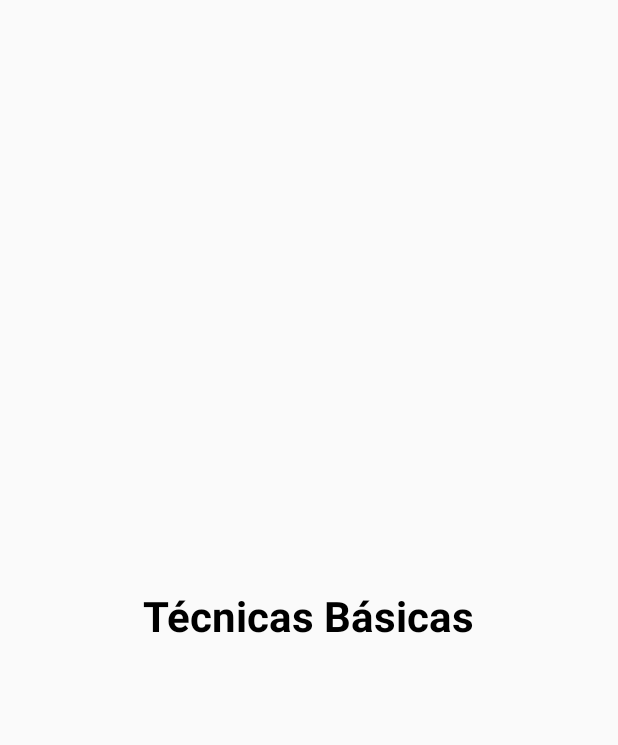
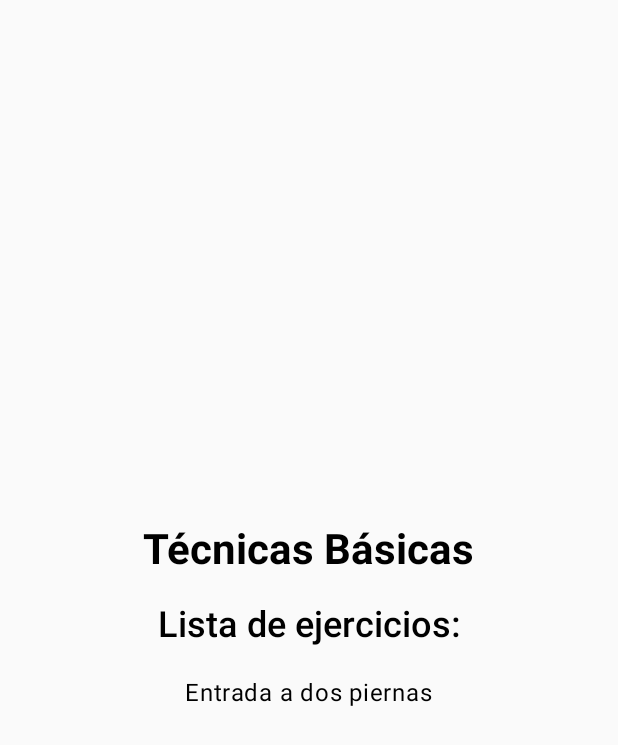
Before and after one commit to Carlos-Garcia-Alonso/Programacion-Multimedia-y-Dispositivos-Moviles, an Android app built with Jetpack Compose: the screen it shows after launch (MainActivity), after a tap on "Técnicas Básicas", on a phone screen of 412 x 824 dp. Shown: the top 745 px of the screen. Run offline under Robolectric (Android 15) with nearby library versions, the phone set to English and light mode, and no system bars.

Commit message:
SqLite ejercicios, acceso en segundo plano, Room básico...

```diff
--- a/app/src/main/java/com/carlosgarciaalonso/wrestlingapp/WrestlingApplication.kt
+++ b/app/src/main/java/com/carlosgarciaalonso/wrestlingapp/WrestlingApplication.kt
@@ -4,18 +4,30 @@ import android.app.Application
 import android.content.ComponentCallbacks2
 import android.content.res.Configuration
 import android.util.Log
+import com.carlosgarciaalonso.wrestlingapp.data.sqlitedb.WrestlingSqliteHelper
 
 class WrestlingApplication : Application() {
+
+    //lateinit se utiliza para declarar una variable que no puede ser null pero que no vas a
+    // inicializar en este momento; es como decirle al programa "fiate que la voy a inicializar
+    // antes de usarla"
+    // Aquí se declara la variable "dbHelper" como una propiedad de "WrestlingApplication", lo que
+    // permite que sea compartida por todos los repositorios, asegurando que se inicializa una sola vez
+    // y no se creen múltiples instancias de la base de datos durante la ejecución.
+    lateinit var dbHelper: WrestlingSqliteHelper
 
     val TAG = "WrestlingApplication"
 
     override fun onCreate() {
         super.onCreate()
         Log.d(TAG, "WrestlingApplication onCreate")
+
+        dbHelper = WrestlingSqliteHelper(this) // Crear una única instancia
     }
 
     override fun onTerminate() {
         super.onTerminate()
+        dbHelper.close()
         Log.d(TAG, "La aplicación se ha cerrado por completo")
     }
 
--- a/app/src/main/java/com/carlosgarciaalonso/wrestlingapp/data/DbHelper.kt
+++ b/app/src/main/java/com/carlosgarciaalonso/wrestlingapp/data/sqlitedb/DbHelper.kt
@@ -1,4 +1,4 @@
-package com.carlosgarciaalonso.wrestlingapp.data
+package com.carlosgarciaalonso.wrestlingapp.data.sqlitedb
 
 import android.content.Context
 import android.database.sqlite.SQLiteDatabase
@@ -17,7 +17,8 @@ class WrestlingSqliteHelper(context: Context) :
         // Insertar datos iniciales en la tabla de categorías
         db.execSQL("INSERT INTO ${WrestlingSqliteContract.CategoryEntry.TABLE_NAME} " +
                 "(${WrestlingSqliteContract.CategoryEntry.COLUMN_NAME_NOMBRE}) VALUES " +
-                "('Fuerza'), ('Cardio'), ('Flexibilidad'), ('Técnica')")
+                "('Fuerza'), ('Cardio'), ('Flexibilidad'), ('Técnicas Básicas'), " +
+                "('Técnicas Avanzadas'), ('Técnicas de Gran Amplitud'), ('Técnicas de Suelo')")
 
         // Insertar datos iniciales en la tabla de ejercicios
         db.execSQL("INSERT INTO ${WrestlingSqliteContract.ExerciseEntry.TABLE_NAME} " +
@@ -26,6 +27,21 @@ class WrestlingSqliteHelper(context: Context) :
                 "${WrestlingSqliteContract.ExerciseEntry.COLUMN_NAME_CATEGORIA_ID}, " +
                 "${WrestlingSqliteContract.ExerciseEntry.COLUMN_NAME_DIFICULTAD}) VALUES " +
                 "('Push-ups', 'Ejercicio para pecho y tríceps', 1, 'facil'), " +
+                "('Burpees', 'Ejercicio para resistencia anaeróbica', 2, 'moderado'), " +
+                "('Calentamiento de cuello en puente', 'Ejercicio para ganar fuerza y flexibilidad " +
+                "en el cuello. Hay que mover la cabeza en todas las direcciones en posición de " +
+                "puente', 3, 'moderado'), " +
+                "('Entrada a dos piernas', 'Técnica básica de derribo. Consiste en apoyar la rodilla" +
+                " entre las piernas del contrario, el otro pie se apoya en el exterior y situando la" +
+                " cabeza por el mismo lado que la rodilla levantada, se empuja en dirección " +
+                "contraria', 4, 'facil'), " +
+                "('Entrada a piernas por detrás', 'Técnica de derribo que consiste en pasar atrás " +
+                "con una entrada a piernas y derribar desde la espalda', 5, 'moderado'), " +
+                "('Golpe de cadera', 'Técnica de gran amplitud que consiste en derribar al oponente" +
+                " agarrando el brazo y la cabeza y girando sobre uno mismo', 6, 'moderado'), " +
+                "('Caída', 'Técnica en el suelo que consiste en inmovilizar al contrario con ambos " +
+                "omóplatos en el suelo durante 3 segundos y que siempre resulta en victoria', 7, " +
+                "'facil'), " +
                 "('Standard Squats', 'Ejercicio para cuádriceps y glúteos', 1, 'moderado')")
 
     }
--- a/app/src/main/java/com/carlosgarciaalonso/wrestlingapp/data/RoomDb.kt
+++ b/app/src/main/java/com/carlosgarciaalonso/wrestlingapp/data/sqlitedb/RoomDb.kt
@@ -1,4 +1,4 @@
-package com.carlosgarciaalonso.wrestlingapp.data
+package com.carlosgarciaalonso.wrestlingapp.data.sqlitedb
 
 
 import androidx.room.ColumnInfo
--- a/app/src/main/java/com/carlosgarciaalonso/wrestlingapp/data/repositories/ExerciseRepository.kt
+++ b/app/src/main/java/com/carlosgarciaalonso/wrestlingapp/data/sqlitedb/repositories/ExerciseRepository.kt
@@ -1,13 +1,19 @@
-package com.carlosgarciaalonso.wrestlingapp.data.repositories
+package com.carlosgarciaalonso.wrestlingapp.data.sqlitedb.repositories
 
 import android.content.ContentValues
 import android.content.Context
 import android.database.Cursor
-import com.carlosgarciaalonso.wrestlingapp.data.WrestlingSqliteContract
-import com.carlosgarciaalonso.wrestlingapp.data.WrestlingSqliteHelper
+import com.carlosgarciaalonso.wrestlingapp.WrestlingApplication
+import com.carlosgarciaalonso.wrestlingapp.data.sqlitedb.WrestlingSqliteContract
+import com.carlosgarciaalonso.wrestlingapp.data.sqlitedb.WrestlingSqliteHelper
+import kotlinx.coroutines.Dispatchers
+import kotlinx.coroutines.withContext
 
 class ExerciseRepository(context: Context) {
-    private val dbHelper = WrestlingSqliteHelper(context)
+    // Se crea una variable "dbHelper" que reutiliza la instancia definida en la clase
+    // "WrestlingApplication". Esto asegura que, independientemente del repositorio que acceda a la base
+    // de datos, todos utilicen la misma instancia única durante la ejecución de la aplicación.
+    private val dbHelper = (context.applicationContext as WrestlingApplication).dbHelper
 
     // Create
     fun insertExercise(nombre: String, descripcion: String, categoriaId: Long, dificultad: String): Long {
@@ -45,6 +51,45 @@ class ExerciseRepository(context: Context) {
         return exercises
     }
 
+    fun getExercisesByCategory(categoryName: String): List<String>  {
+        val db = dbHelper.readableDatabase
+        val projection = arrayOf(WrestlingSqliteContract.ExerciseEntry.COLUMN_NAME_NOMBRE)
+        val selection = """
+        ${WrestlingSqliteContract.ExerciseEntry.COLUMN_NAME_CATEGORIA_ID} = (
+            SELECT ${WrestlingSqliteContract.CategoryEntry.COLUMN_NAME_ID}
+            FROM ${WrestlingSqliteContract.CategoryEntry.TABLE_NAME}
+            WHERE ${WrestlingSqliteContract.CategoryEntry.COLUMN_NAME_NOMBRE} = ?
+        )
+    """
+        val selectionArgs = arrayOf(categoryName)
+
+        val cursor: Cursor = db.query(
+            WrestlingSqliteContract.ExerciseEntry.TABLE_NAME,
+            projection,
+            selection,
+            selectionArgs,
+            null,
+            null,
+            null
+        )
+
+        val exercises = mutableListOf<String>()
+        with(cursor) {
+            while (moveToNext()) {
+                exercises.add(getString(getColumnIndexOrThrow(WrestlingSqliteContract.ExerciseEntry.COLUMN_NAME_NOMBRE)))
+            }
+        }
+        cursor.close()
+        return exercises
+    }
+
+    suspend fun getExercisesForFisica(): List<String> {
+        return getExercisesByCategory("Fuerza") +
+                getExercisesByCategory("Cardio") +
+                getExercisesByCategory("Flexibilidad")
+    }
+
+
     // Update
     fun updateExercise(id: Long, nombre: String, descripcion: String, dificultad: String): Int {
         val db = dbHelper.writableDatabase
--- a/app/src/main/java/com/carlosgarciaalonso/wrestlingapp/ui/MainActivity.kt
+++ b/app/src/main/java/com/carlosgarciaalonso/wrestlingapp/ui/MainActivity.kt
@@ -42,16 +42,28 @@ import androidx.compose.material3.Icon
 import androidx.compose.material3.IconButton
 import androidx.compose.material3.TopAppBarDefaults
 import androidx.compose.material3.rememberTopAppBarState
+import androidx.compose.runtime.LaunchedEffect
+import androidx.compose.runtime.mutableStateOf
+import androidx.compose.runtime.remember
+import androidx.compose.runtime.saveable.rememberSaveable
 import androidx.compose.ui.graphics.graphicsLayer
 import androidx.compose.ui.input.nestedscroll.nestedScroll
 import androidx.compose.ui.layout.ContentScale
 import androidx.compose.ui.platform.LocalContext
+import androidx.compose.ui.text.font.FontStyle
 import androidx.compose.ui.text.style.TextOverflow
 import androidx.navigation.NavHostController
 import androidx.navigation.compose.NavHost
 import androidx.navigation.compose.composable
 import androidx.navigation.compose.rememberNavController
 import com.carlosgarciaalonso.wrestlingapp.R
+import com.carlosgarciaalonso.wrestlingapp.data.sqlitedb.repositories.ExerciseRepository
+import kotlinx.coroutines.CoroutineScope
+import kotlinx.coroutines.Dispatchers
+import kotlinx.coroutines.coroutineScope
+import kotlinx.coroutines.delay
+import kotlinx.coroutines.launch
+import kotlinx.coroutines.withContext
 
 // Clase para los grupos de imagenes y técnicas
 // La diferencia entre una clase normal y una "data class" es que la "data class" no necesita declarar
@@ -190,12 +202,36 @@ fun SetupNavGraph(navController: NavHostController, tecnicasList: List<Tecnica>)
             // argumentos que se pasaron. Por lo tanto "backStackEntry.arguments" incluye los
             // argumentos que se pasaron a esta pantalla. El modificador "?" se pone para que no
             // "pete" aunque sea null.
+            val context = LocalContext.current
+            //Con el "remember" nos aseguramos de que solo se inicialice una vez
+            val exerciseRepository = remember { ExerciseRepository(context) }
+            val exercises = rememberSaveable { mutableStateOf<List<String>>(emptyList()) }
+
             // En la variable "apartadoTecnica" se almacena el valor asociado a la clave "tituloTecnica"
             // (definido en la ruta); por lo tanto, si se hace "click" en la primera imagen el par
             // clave-valor sería algo así: "tituloTecnica: Técnicas Básicas".
             val apartadoTecnica = backStackEntry.arguments?.getString("tituloTecnica")
+
+            //Usar LaunchedEffect para manejar la corutina (básicamente se encarga de crearla)
+            LaunchedEffect(apartadoTecnica) {
+                // El "withContext" es el encargado de cambiar el contexto de la corutina creada para
+                // que el codigo que contiene se ejecute en un hilo en segundo plano
+                // Podría definirse directamente la función "getExercisesByCategory" como una función
+                // suspendida y aportar en la propia función el contexto
+                withContext(Dispatchers.IO) {
+                    //Acceso a la base de datos
+                    if (apartadoTecnica != null && apartadoTecnica != "Física") {
+                        val result = exerciseRepository.getExercisesByCategory(apartadoTecnica)
+                        exercises.value = result
+                    } else if (apartadoTecnica == "Física") {
+                        val result = exerciseRepository.getExercisesForFisica()
+                        exercises.value = result
+                    }
+                }
+            }
+
             //Por último se pasa ese string a la función para mostrar la pantalla
-            PantallaTecnica(tecnicaTitle = apartadoTecnica)
+            PantallaTecnica(tecnicaTitle = apartadoTecnica, exercises = exercises.value)
         }
     }
 }
@@ -313,7 +349,7 @@ fun MainScreen(tecnicas: List<Tecnica>, onclick: (String) -> Unit) {
 @Composable //Utilizamos Composable para decir que estamos definiendo una UI
 // Esta función aún es muy primitiva pero es la que define la pantalla que se abre cuando se hace
 // click en alguna de las técnicas
-fun PantallaTecnica(tecnicaTitle: String?) {
+fun PantallaTecnica(tecnicaTitle: String?, exercises: List<String>) {
     Box(    //Se crea una caja
         modifier = Modifier
             .fillMaxSize()  //Se adapta para que cubra toda la pantalla
@@ -321,15 +357,38 @@ fun PantallaTecnica(tecnicaTitle: String?) {
         //Se centra el contenido al centro tanto vertical como horizontalmente
         contentAlignment = Alignment.Center
     ) { //Contenido de la caja:
-        Text(   //Se crea un texto
-            // Si no se ha pasado ningun argumento para el título se pone por defecto el texto
-            // "Detalles de la técnica".
-            text = tecnicaTitle ?: "Detalles de la técnica",
-            // Se aplica un estilo definido para las cabeceras que ya proporciona el objeto
-            // "MaterialTheme"
-            style = MaterialTheme.typography.headlineMedium,
-            fontWeight = FontWeight.Bold    // Se pone en negrita
-        )
+        Column(horizontalAlignment = Alignment.CenterHorizontally) {
+            // Mostrar el título de la técnica
+            Text(
+                text = tecnicaTitle ?: "Detalles de la técnica",
+                style = MaterialTheme.typography.headlineMedium,
+                fontWeight = FontWeight.Bold
+            )
+            Spacer(modifier = Modifier.height(16.dp))
+            Text(
+                text = "Lista de ejercicios:",
+                style = MaterialTheme.typography.headlineSmall,
+                fontWeight = FontWeight.Medium
+            )
+            Spacer(modifier = Modifier.height(16.dp))
+            // Mostrar la lista de ejercicios, si existen
+            if (exercises.isNotEmpty()) {
+                exercises.forEach { exercise ->
+                    Text(
+                        text = exercise,
+                        style = MaterialTheme.typography.bodyLarge,
+                        modifier = Modifier.padding(vertical = 4.dp)
+                    )
+                }
+            } else {
+                // Mensaje si no hay ejercicios disponibles
+                Text(
+                    text = "No hay ejercicios disponibles.",
+                    style = MaterialTheme.typography.bodyLarge,
+                    fontStyle = FontStyle.Italic
+                )
+            }
+        }
     }
 }
 
```
Also changed, not shown: app/src/main/java/com/carlosgarciaalonso/wrestlingapp/data/roomdatabase/AppDatabase.kt (added, +18 -0 lines), app/src/main/java/com/carlosgarciaalonso/wrestlingapp/data/roomdatabase/AppDatabaseSingleton.kt (added, +42 -0 lines), app/src/main/java/com/carlosgarciaalonso/wrestlingapp/data/roomdatabase/dao/CategoryDao.kt (added, +19 -0 lines), app/src/main/java/com/carlosgarciaalonso/wrestlingapp/data/roomdatabase/dao/ExerciseDao.kt (added, +22 -0 lines), app/src/main/java/com/carlosgarciaalonso/wrestlingapp/data/roomdatabase/dao/ProgressDao.kt (added, +19 -0 lines), app/src/main/java/com/carlosgarciaalonso/wrestlingapp/data/roomdatabase/dao/UserDao.kt (added, +19 -0 lines), app/src/main/java/com/carlosgarciaalonso/wrestlingapp/data/roomdatabase/entity/Category.kt (added, +11 -0 lines), app/src/main/java/com/carlosgarciaalonso/wrestlingapp/data/roomdatabase/entity/Exercise.kt (added, +24 -0 lines), app/src/main/java/com/carlosgarciaalonso/wrestlingapp/data/roomdatabase/entity/Progress.kt (added, +31 -0 lines), app/src/main/java/com/carlosgarciaalonso/wrestlingapp/data/roomdatabase/entity/User.kt (added, +12 -0 lines), app/src/main/java/com/carlosgarciaalonso/wrestlingapp/data/sqlitedb/DbContract.kt (renamed from app/src/main/java/com/carlosgarciaalonso/wrestlingapp/data/DbContract.kt, +5 -4 lines), app/src/main/java/com/carlosgarciaalonso/wrestlingapp/data/sqlitedb/repositories/CategoryRepository.kt (renamed from app/src/main/java/com/carlosgarciaalonso/wrestlingapp/data/repositories/CategoryRepository.kt, +5 -4 lines), app/src/main/java/com/carlosgarciaalonso/wrestlingapp/data/sqlitedb/repositories/ProgressRepository.kt (renamed from app/src/main/java/com/carlosgarciaalonso/wrestlingapp/data/repositories/ProgressRepository.kt, +5 -4 lines), app/src/main/java/com/carlosgarciaalonso/wrestlingapp/data/sqlitedb/repositories/UserRepository.kt (renamed from app/src/main/java/com/carlosgarciaalonso/wrestlingapp/data/repositories/UserRepository.kt, +5 -4 lines), 2 other files.
